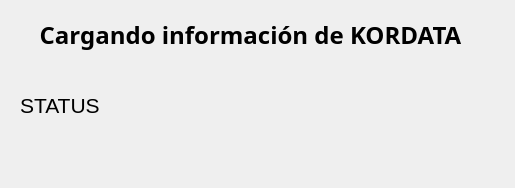
The window that ui/get_info_dialog.ui (gabod22/Pixel-after-sell-reporter) describes before a commit, drawn with Qt 5.
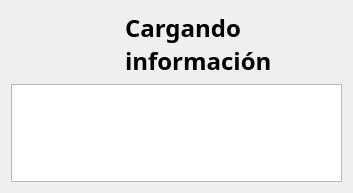
The same window after the commit. Icons and pictures are not drawn.

Diff of the .ui file:
```diff
--- a/ui/get_info_dialog.ui
+++ b/ui/get_info_dialog.ui
@@ -6,22 +6,34 @@
    <rect>
     <x>0</x>
     <y>0</y>
-    <width>515</width>
-    <height>188</height>
+    <width>353</width>
+    <height>193</height>
    </rect>
   </property>
   <property name="windowTitle">
    <string>Dialog</string>
   </property>
+  <layout class="QVBoxLayout" name="verticalLayout">
+   <item>
+    <layout class="QHBoxLayout" name="horizontalLayout" stretch="1,2">
+     <item>
+      <widget class="QLabel" name="Logo">
+       <property name="text">
+        <string/>
+       </property>
+       <property name="pixmap">
+        <pixmap>../assets/logo.png</pixmap>
+       </property>
+       <property name="scaledContents">
+        <bool>false</bool>
+       </property>
+       <property name="alignment">
+        <set>Qt::AlignmentFlag::AlignCenter</set>
+       </property>
+      </widget>
+     </item>
+     <item>
   <widget class="QLabel" name="label">
-   <property name="geometry">
-    <rect>
-     <x>10</x>
-     <y>10</y>
-     <width>481</width>
-     <height>50</height>
-    </rect>
-   </property>
    <property name="font">
     <font>
      <family>Arial Black</family>
@@ -30,35 +42,19 @@
     </font>
    </property>
    <property name="text">
-    <string>Cargando información de KORDATA</string>
-   </property>
-   <property name="alignment">
-    <set>Qt::AlignmentFlag::AlignCenter</set>
-   </property>
-  </widget>
-  <widget class="QLabel" name="LbStatus">
-   <property name="geometry">
-    <rect>
-     <x>20</x>
-     <y>80</y>
-     <width>481</width>
-     <height>50</height>
-    </rect>
-   </property>
-   <property name="font">
-    <font>
-     <family>Arial</family>
-     <pointsize>16</pointsize>
-     <bold>false</bold>
-    </font>
-   </property>
-   <property name="text">
-    <string>STATUS</string>
-   </property>
-   <property name="alignment">
-    <set>Qt::AlignmentFlag::AlignLeading|Qt::AlignmentFlag::AlignLeft|Qt::AlignmentFlag::AlignVCenter</set>
-   </property>
-  </widget>
+        <string>Cargando información</string>
+       </property>
+       <property name="wordWrap">
+        <bool>true</bool>
+       </property>
+      </widget>
+     </item>
+    </layout>
+   </item>
+   <item>
+    <widget class="QPlainTextEdit" name="PlainTextLog"/>
+   </item>
+  </layout>
  </widget>
  <resources/>
  <connections/>
```
Left out of the diff: 2 changed lines with no effect on the pictures. Lines whose indentation alone changed are shown as unchanged.
